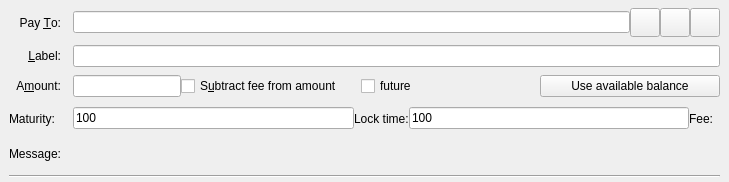
This is src/qt/forms/sendcoinsentry.ui in Raptor3um/raptoreum as Qt 5 draws it before an edit. The edited form follows.
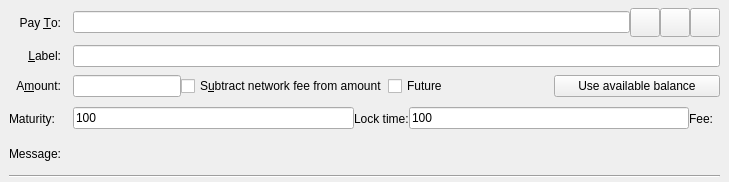
This is the edited form. Custom widgets are drawn as their Qt base class.

Commit message: Clarified the network fees from special transaction fees.  Network fees can be subtracted from the transactions, but not special (e.g., future) transaction fees.

Diff of the .ui file:
```diff
--- a/src/qt/forms/sendcoinsentry.ui
+++ b/src/qt/forms/sendcoinsentry.ui
@@ -169,7 +169,7 @@
          <string>The fee will be deducted from the amount being sent. The recipient will receive a lower amount of Raptoreum than you enter in the amount field. If multiple recipients are selected, the fee is split equally.</string>
         </property>
         <property name="text">
-         <string>S&amp;ubtract fee from amount</string>
+         <string>S&amp;ubtract network fee from amount</string>
         </property>
        </widget>
       </item>
@@ -179,7 +179,7 @@
          <string>Enable/Disable future transaction</string>
         </property>
         <property name="text">
-         <string>future</string>
+         <string>Future</string>
         </property>
        </widget>
       </item>
```
Left out of the diff: 2 changed lines with no effect on the pictures. The commit also changes 3 other files.
